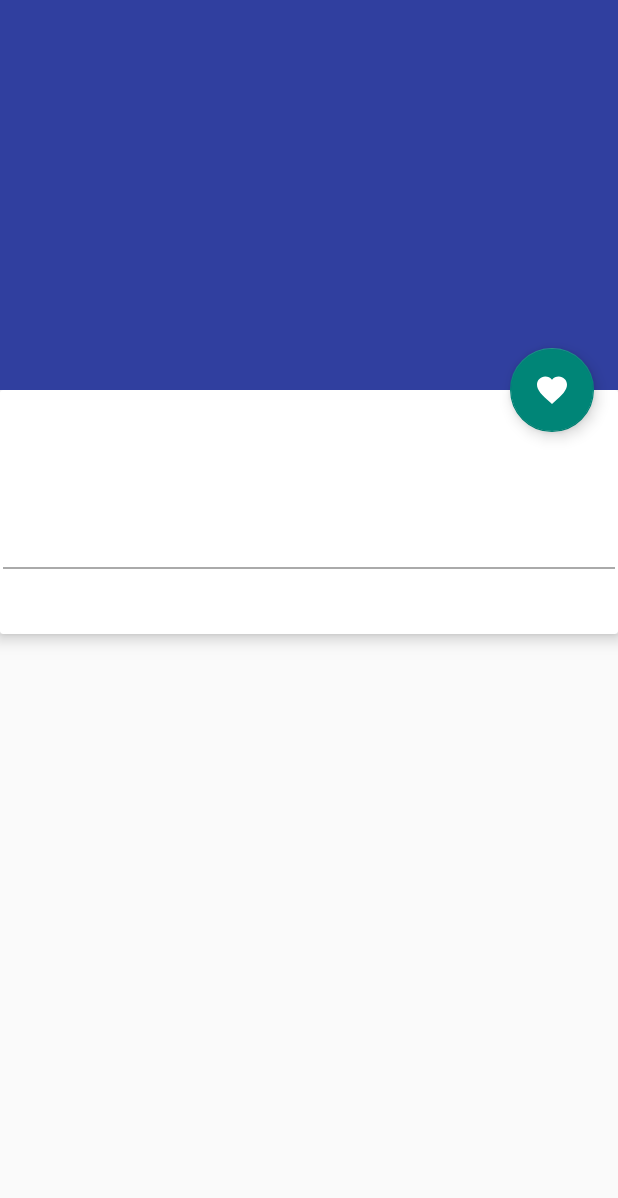
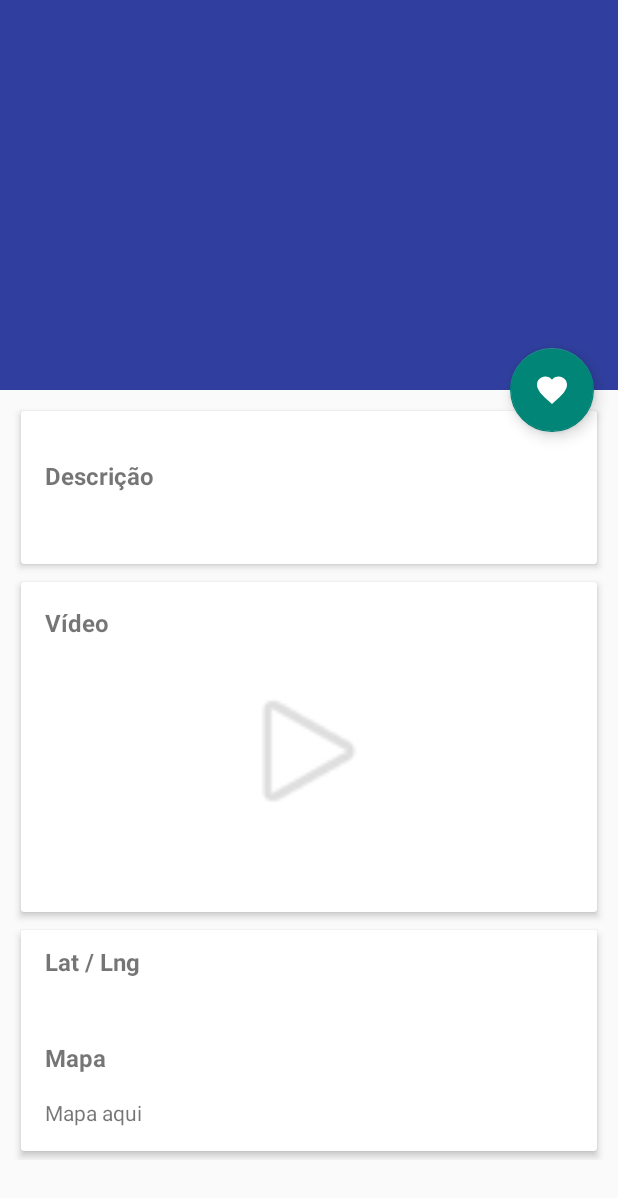
Before and after one commit to JosivanioMarinho/car-project, an Android app: the CarroActivity screen opened directly, with no data from a screen before it, on a phone screen of 412 x 824 dp. Shown: the top 1198 px of the screen. Run offline under Robolectric (Android 15) with nearby library versions, the phone set to English and light mode, and no system bars; pictures from the network do not load; 4 statements that could not run were skipped.

Commit message:
Ajustes na tela de detalhes do carro

```diff
--- a/app/src/main/res/layout/activity_carro.xml
+++ b/app/src/main/res/layout/activity_carro.xml
@@ -33,7 +33,6 @@
             app:contentScrim="?attr/colorPrimary"
             app:layout_scrollFlags="scroll|exitUntilCollapsed">
 
-
             <ImageView
                 android:id="@+id/appBarImg"
                 android:layout_width="match_parent"
--- a/app/src/main/res/layout/include_activity_carro.xml
+++ b/app/src/main/res/layout/include_activity_carro.xml
@@ -1,49 +1,140 @@
 <?xml version="1.0" encoding="utf-8"?>
-<!--  Views com os dados dos carros -->
-<androidx.cardview.widget.CardView android:id="@+id/card_view"
+<LinearLayout android:layout_width="match_parent"
+    android:layout_height="match_parent"
+    xmlns:android="http://schemas.android.com/apk/res/android"
+    xmlns:app="http://schemas.android.com/apk/res-auto"
+    xmlns:card_view="http://schemas.android.com/tools"
+    android:orientation="vertical"
+    android:padding="8dp">
+    <androidx.cardview.widget.CardView
         android:layout_width="match_parent"
-    android:layout_height="match_parent"
-    android:clickable="true"
-    app:cardBackgroundColor="@color/white"
+        android:layout_height="wrap_content"
+        android:layout_margin="6dp"
+        android:layout_marginTop="10dp"
+        app:cardElevation="3dp"
+        app:cardPreventCornerOverlap="false"
+        app:cardUseCompatPadding="false"
         app:cardCornerRadius="2dp"
-    app:cardElevation="6dp"
-    xmlns:app="http://schemas.android.com/apk/res-auto"
-    xmlns:android="http://schemas.android.com/apk/res/android">
-
+        card_view:cardElevario="6dp">
         <LinearLayout
             android:layout_width="match_parent"
-        android:layout_height="match_parent"
+            android:layout_height="wrap_content"
             android:orientation="vertical"
-        android:padding="2dp">
-
+            android:paddingBottom="16dp"
+            android:paddingTop="16dp">
+            <!-- Desc -->
+            <TextView
+                android:layout_width="wrap_content"
+                android:layout_height="wrap_content"
+                android:layout_marginLeft="16dp"
+                android:layout_marginTop="16dp"
+                android:text="@string/descricao"
+                android:textSize="16sp"
+                android:textStyle="bold"/>
+            <TextView
+                android:id="@+id/tDesc"
+                android:layout_width="wrap_content"
+                android:layout_height="wrap_content"
+                android:layout_marginLeft="16dp"
+                android:layout_marginTop="10dp"
+                android:ellipsize="end"
+                android:textSize="16sp"/>
+        </LinearLayout>
+        <include layout="@layout/include_progress"/>
+    </androidx.cardview.widget.CardView>
+    <androidx.cardview.widget.CardView
+        android:layout_width="match_parent"
+        android:layout_height="wrap_content"
+        android:layout_margin="6dp"
+        app:cardElevation="3dp"
+        app:cardPreventCornerOverlap="false"
+        app:cardUseCompatPadding="false"
+        card_view:cardCornerRadius="2dp"
+        card_view:cardElevation="6dp">
+        <LinearLayout
+            android:layout_width="match_parent"
+            android:layout_height="wrap_content"
+            android:orientation="vertical">
+            <!-- Vídeo -->
+            <TextView
+                android:layout_width="wrap_content"
+                android:layout_height="wrap_content"
+                android:layout_marginLeft="16dp"
+                android:layout_marginTop="16dp"
+                android:text="@string/video"
+                android:textSize="16sp"
+                android:textStyle="bold"/>
+            <FrameLayout
+                android:layout_width="match_parent"
+                android:layout_height="150dp">
                 <ImageView
                     android:id="@+id/img"
                     android:layout_width="@dimen/foto_carro_width"
                     android:layout_height="@dimen/foto_carro_height"
                     android:layout_gravity="center"
-            android:scaleType="center"/>
-
-        <View
-            android:background="@android:color/darker_gray"
+                    android:alpha="0.5"/>
+                <ImageView
+                    android:layout_width="100dp"
+                    android:layout_height="100dp"
+                    android:layout_gravity="center"
+                    android:alpha="0.5"
+                    android:src="@android:drawable/ic_media_play"/>
+            </FrameLayout>
+            <TextView
+                android:id="@+id/tVideo"
+                android:layout_width="wrap_content"
+                android:layout_height="wrap_content"
+                android:layout_marginLeft="16dp"
+                android:layout_marginTop="10dp"
+                android:ellipsize="end"
+                android:textSize="16sp"/>
+        </LinearLayout>
+    </androidx.cardview.widget.CardView>
+    <androidx.cardview.widget.CardView
         android:layout_width="match_parent"
-            android:layout_height="1dp"
-            android:layout_marginTop="6dp"
-            android:layout_marginBottom="6dp"/>
-
-        <ScrollView
+        android:layout_height="wrap_content"
+        android:layout_margin="6dp"
+        android:layout_marginBottom="10dp"
+        app:cardElevation="3dp"
+        app:cardPreventCornerOverlap="false"
+        app:cardUseCompatPadding="false"
+        card_view:cardCornerRadius="2dp"
+        card_view:cardElevation="6dp">
+        <LinearLayout
             android:layout_width="match_parent"
-            android:layout_height="wrap_content">
-
+            android:layout_height="wrap_content"
+            android:orientation="vertical">
+            <!-- Lat/Lng -->
             <TextView
-                android:id="@+id/tDesc"
-                android:layout_width="match_parent"
-                android:layout_height="match_parent"
-                android:layout_weight="1"
-                android:textColor="@color/colorPrimaryDark"
-                android:layout_margin="8dp"/>
-
-        </ScrollView>
-
+                android:layout_width="wrap_content"
+                android:layout_height="wrap_content"
+                android:layout_marginLeft="16dp"
+                android:layout_marginTop="10dp"
+                android:text="@string/latitudeLongitude"
+                android:textSize="16sp"
+                android:textStyle="bold"/>
+            <TextView
+                android:id="@+id/tLatLng"
+                android:layout_width="wrap_content"
+                android:layout_height="wrap_content"
+                android:layout_marginLeft="16dp"
+                android:layout_marginTop="10dp"
+                android:ellipsize="end"
+                android:textSize="16sp"/>
+            <!-- Mapa -->
+            <TextView
+                android:layout_width="wrap_content"
+                android:layout_height="wrap_content"
+                android:layout_marginLeft="16dp"
+                android:layout_marginTop="10dp"
+                android:text="@string/mapa"
+                android:textSize="16sp"
+                android:textStyle="bold"/>
+            <!-- No capítlo sobre mapas vamos colocar o mapa aqui -->
+            <TextView
+                android:layout_width="wrap_content"
+                android:layout_height="wrap_content"
+                android:text="Mapa aqui" android:layout_margin="16dp"/>
         </LinearLayout>
-
     </androidx.cardview.widget.CardView>
+</LinearLayout>
```
Lines whose indentation alone changed are shown as unchanged.
